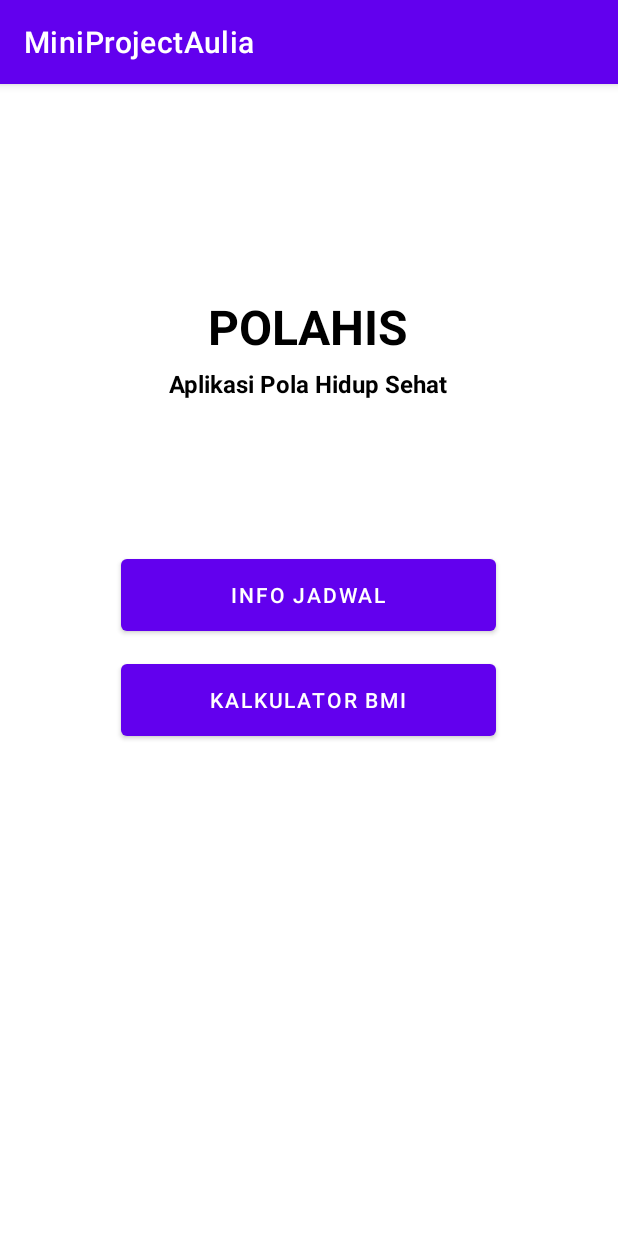
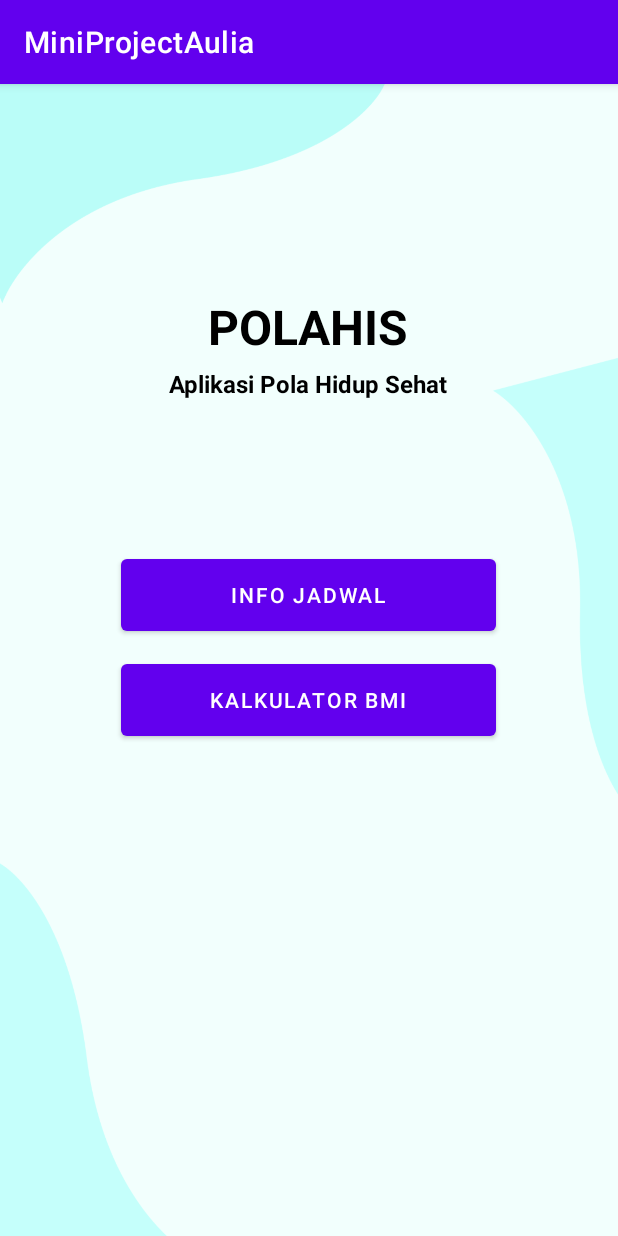
Before and after one commit to aulia-27/MiniProjectPrakMobile, an Android app: the screen it shows after launch (MainActivity), on a phone screen of 412 x 824 dp. Run offline under Robolectric (Android 15) with nearby library versions, the phone set to English and light mode, and no system bars.

Commit message:
update background

```diff
--- a/app/src/main/java/com/example/miniprojectaulia/MainActivity.java
+++ b/app/src/main/java/com/example/miniprojectaulia/MainActivity.java
@@ -29,13 +29,6 @@ public class MainActivity extends AppCompatActivity {
                 startActivity(intent);
             }
         });
-        btnJelajah = findViewById(R.id.btnjelajah);
-        btnJelajah.setOnClickListener(new View.OnClickListener() {
-            @Override
-            public void onClick(View view) {
-
-            }
-        });
 
     }
 }
--- a/app/src/main/res/layout/activity_kalkulator_bmi.xml
+++ b/app/src/main/res/layout/activity_kalkulator_bmi.xml
@@ -3,6 +3,7 @@
     xmlns:tools="http://schemas.android.com/tools"
     android:layout_width="wrap_content"
     android:layout_height="wrap_content"
+    android:background="@drawable/bg1"
     xmlns:android="http://schemas.android.com/apk/res/android">
     <RelativeLayout
         android:layout_width="match_parent"
@@ -40,6 +41,7 @@
 
                 <EditText
                     android:id="@+id/editBB"
+                    android:inputType="number"
                     android:layout_width="210dp"
                     android:layout_height="wrap_content"
                     android:layout_marginLeft="30dp"
@@ -61,6 +63,7 @@
 
                 <EditText
                     android:id="@+id/editTB"
+                    android:inputType="number"
                     android:layout_width="210dp"
                     android:layout_height="wrap_content"
                     android:layout_marginLeft="30dp"
--- a/app/src/main/res/layout/activity_main.xml
+++ b/app/src/main/res/layout/activity_main.xml
@@ -3,6 +3,7 @@
     xmlns:app="http://schemas.android.com/apk/res-auto"
     xmlns:tools="http://schemas.android.com/tools"
     android:layout_width="match_parent"
+    android:background="@drawable/bg1"
     android:layout_height="match_parent"
     tools:context=".MainActivity">
 
@@ -47,14 +48,4 @@
         android:layout_marginTop="10dp"
         android:text="Kalkulator BMI" />
 
-    <Button
-        android:visibility="gone"
-        android:id="@+id/btnjelajah"
-        android:layout_width="250dp"
-        android:layout_height="wrap_content"
-        android:layout_below="@id/btnKalkulatorBMI"
-        android:layout_centerHorizontal="true"
-        android:layout_marginTop="10dp"
-        android:text="Jelajah" />
-
 </RelativeLayout>
--- a/app/src/main/res/layout/activity_pengingat.xml
+++ b/app/src/main/res/layout/activity_pengingat.xml
@@ -3,6 +3,7 @@
     xmlns:app="http://schemas.android.com/apk/res-auto"
     xmlns:tools="http://schemas.android.com/tools"
     android:layout_width="match_parent"
+    android:background="@drawable/bg1"
     android:layout_height="match_parent"
     tools:context=".PengingatActivity">
 
```
Also changed, not shown: app/src/main/res/drawable/bg1.png (added).
